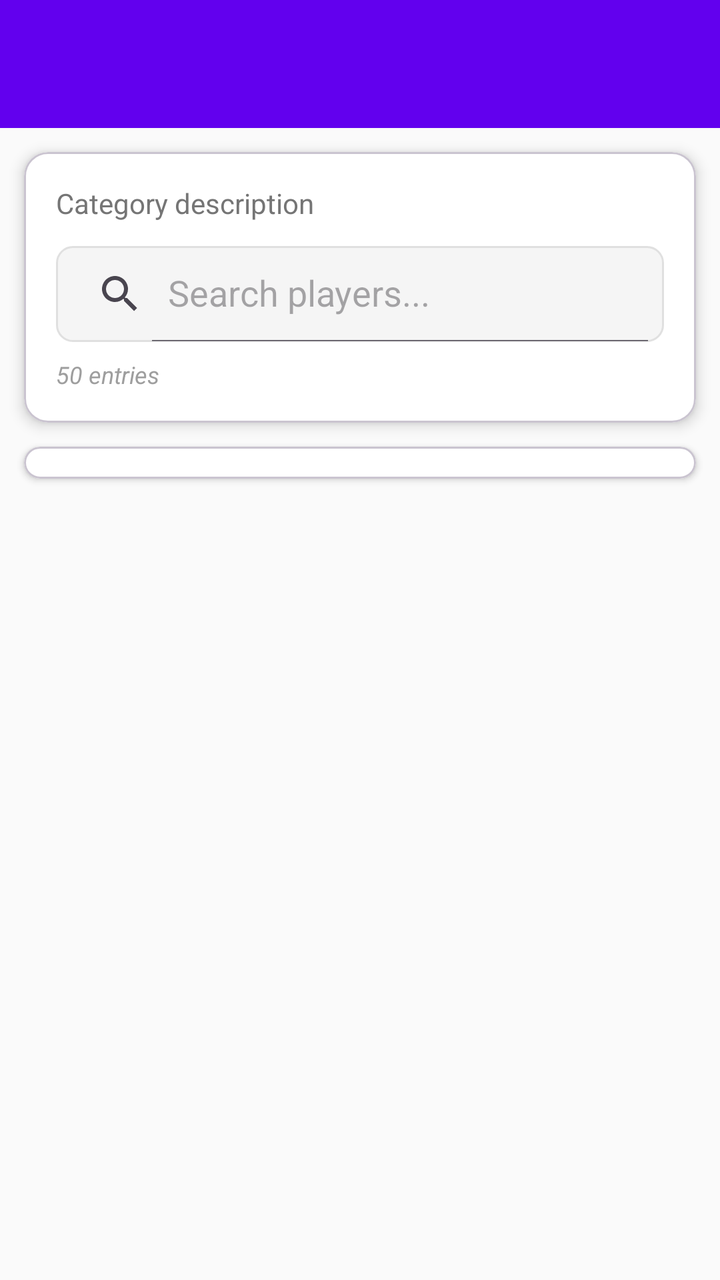
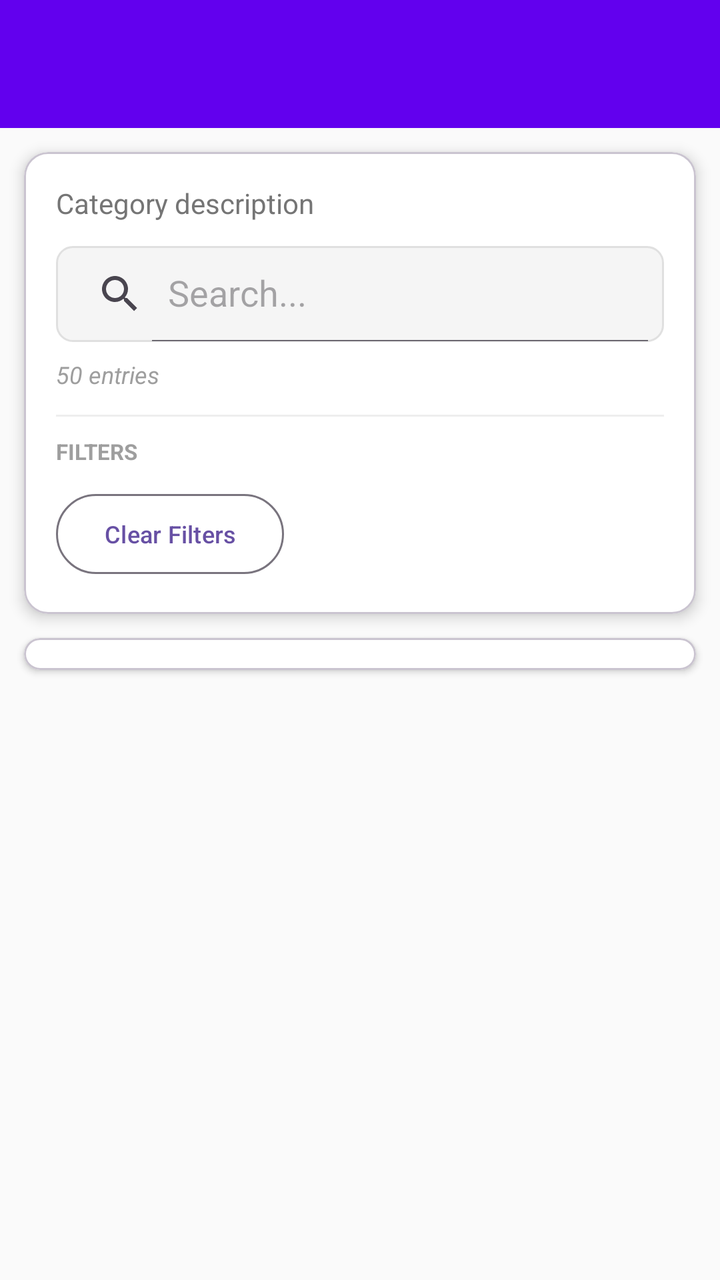

The first picture is an Android layout as it rendered before a commit; the second is the same layout after the commit. The layout source and the unified diff follow.
<!-- AndroidManifest.xml: application theme Theme.MyApplication -->
<!-- res/layout/activity_detailed_stats.xml -->
<?xml version="1.0" encoding="utf-8"?>
<androidx.coordinatorlayout.widget.CoordinatorLayout xmlns:android="http://schemas.android.com/apk/res/android"
    xmlns:app="http://schemas.android.com/apk/res-auto"
    android:layout_width="match_parent"
    android:layout_height="match_parent"
    android:background="@color/grey_50">

    <com.google.android.material.appbar.AppBarLayout
        android:layout_width="match_parent"
        android:layout_height="wrap_content"
        android:theme="@style/ThemeOverlay.AppCompat.Dark.ActionBar">

        <com.google.android.material.appbar.MaterialToolbar
            android:id="@+id/toolbar"
            android:layout_width="match_parent"
            android:layout_height="?attr/actionBarSize"
            android:background="@color/purple_500"
            app:titleTextColor="@color/white"
            app:navigationIcon="@drawable/ic_arrow_right"
            app:navigationIconTint="@color/white" />

    </com.google.android.material.appbar.AppBarLayout>

    <androidx.core.widget.NestedScrollView
        android:layout_width="match_parent"
        android:layout_height="match_parent"
        app:layout_behavior="@string/appbar_scrolling_view_behavior">

        <LinearLayout
            android:layout_width="match_parent"
            android:layout_height="wrap_content"
            android:orientation="vertical">

            
            <com.google.android.material.card.MaterialCardView
                android:layout_width="match_parent"
                android:layout_height="wrap_content"
                android:layout_margin="12dp"
                app:cardCornerRadius="12dp"
                app:cardElevation="4dp"
                app:cardBackgroundColor="@color/white">

                <LinearLayout
                    android:layout_width="match_parent"
                    android:layout_height="wrap_content"
                    android:orientation="vertical"
                    android:padding="16dp">

                    <TextView
                        android:id="@+id/tvDescription"
                        android:layout_width="match_parent"
                        android:layout_height="wrap_content"
                        android:text="Category description"
                        android:textSize="14sp"
                        android:textColor="@color/gray_600"
                        android:layout_marginBottom="12dp" />

                    
                    <androidx.appcompat.widget.SearchView
                        android:id="@+id/searchView"
                        android:layout_width="match_parent"
                        android:layout_height="wrap_content"
                        android:background="@drawable/bg_search_view"
                        app:iconifiedByDefault="false"
                        app:queryHint="Search players..."
                        android:layout_marginBottom="8dp" />

                    <TextView
                        android:id="@+id/tvTotalCount"
                        android:layout_width="match_parent"
                        android:layout_height="wrap_content"
                        android:text="50 entries"
                        android:textSize="12sp"
                        android:textColor="@color/gray_500"
                        android:textStyle="italic" />

                </LinearLayout>

            </com.google.android.material.card.MaterialCardView>

            
            <com.google.android.material.card.MaterialCardView
                android:layout_width="match_parent"
                android:layout_height="wrap_content"
                android:layout_marginHorizontal="12dp"
                android:layout_marginBottom="12dp"
                app:cardCornerRadius="12dp"
                app:cardElevation="2dp"
                app:cardBackgroundColor="@color/white">

                <androidx.recyclerview.widget.RecyclerView
                    android:id="@+id/recyclerView"
                    android:layout_width="match_parent"
                    android:layout_height="wrap_content"
                    android:padding="8dp"
                    android:clipToPadding="false" />

            </com.google.android.material.card.MaterialCardView>

            
            <LinearLayout
                android:id="@+id/emptyState"
                android:layout_width="match_parent"
                android:layout_height="wrap_content"
                android:orientation="vertical"
                android:gravity="center"
                android:padding="32dp"
                android:visibility="gone">

                <ImageView
                    android:layout_width="120dp"
                    android:layout_height="120dp"
                    app:tint="@color/gray_300"
                    android:layout_marginBottom="16dp" />

                <TextView
                    android:layout_width="wrap_content"
                    android:layout_height="wrap_content"
                    android:text="No results found"
                    android:textSize="18sp"
                    android:textStyle="bold"
                    android:textColor="@color/gray_600"
                    android:layout_marginBottom="8dp" />

                <TextView
                    android:layout_width="wrap_content"
                    android:layout_height="wrap_content"
                    android:text="Try searching with different keywords"
                    android:textSize="14sp"
                    android:textColor="@color/gray_500"
                    android:gravity="center" />

            </LinearLayout>

        </LinearLayout>

    </androidx.core.widget.NestedScrollView>

</androidx.coordinatorlayout.widget.CoordinatorLayout>
<!-- resources referenced by this layout -->
<resources>
  <color name="gray_300">#E0E0E0</color>
  <color name="gray_500">#9E9E9E</color>
  <color name="gray_600">#757575</color>
  <color name="grey_50">#FAFAFA</color>
  <color name="purple_500">#FF6200EE</color>
  <color name="white">#FFFFFFFF</color>
  <!-- drawable bg_search_view (drawable) -->
  <?xml version="1.0" encoding="utf-8"?>
  <shape xmlns:android="http://schemas.android.com/apk/res/android">
      <solid android:color="@color/grey_100" />
      <corners android:radius="8dp" />
      <stroke
          android:width="1dp"
          android:color="@color/grey_300" />
  </shape>
  <!-- drawable ic_arrow_right (drawable) -->
  <vector xmlns:android="http://schemas.android.com/apk/res/android"
      android:width="24dp"
      android:height="24dp"
      android:viewportWidth="24"
      android:viewportHeight="24">
      <path
          android:fillColor="@android:color/transparent"
          android:pathData="M12,4l-1.41,1.41L16.17,11H4v2h12.17l-5.58,5.59L12,20l8,-8z"/>
  </vector>
  <style name="Theme.MyApplication" parent="Base.Theme.MyApplication" />
  <color name="grey_100">#F5F5F5</color>
  <color name="grey_300">#E0E0E0</color>
  <style name="Base.Theme.MyApplication" parent="Theme.Material3.DayNight.NoActionBar">
          
          
      </style>
</resources>

<!-- the commit's change to res/layout/activity_detailed_stats.xml (unified diff, before → after) -->
@@ -62,7 +62,7 @@
                         android:layout_height="wrap_content"
                         android:background="@drawable/bg_search_view"
                         app:iconifiedByDefault="false"
-                        app:queryHint="Search players..."
+                        app:queryHint="Search..."
                         android:layout_marginBottom="8dp" />
 
                     <TextView
@@ -72,7 +72,145 @@
                         android:text="50 entries"
                         android:textSize="12sp"
                         android:textColor="@color/gray_500"
-                        android:textStyle="italic" />
+                        android:textStyle="italic"
+                        android:layout_marginBottom="12dp" />
+
+                    
+                    <View
+                        android:layout_width="match_parent"
+                        android:layout_height="1dp"
+                        android:background="@color/gray_200"
+                        android:layout_marginBottom="10dp" />
+
+                    
+                    <TextView
+                        android:layout_width="wrap_content"
+                        android:layout_height="wrap_content"
+                        android:text="FILTERS"
+                        android:textSize="11sp"
+                        android:textStyle="bold"
+                        android:textColor="@color/gray_500"
+                        android:layout_marginBottom="10dp" />
+
+                    
+                    <HorizontalScrollView
+                        android:id="@+id/scrollTeams"
+                        android:layout_width="match_parent"
+                        android:layout_height="wrap_content"
+                        android:scrollbars="none"
+                        android:visibility="gone"
+                        android:layout_marginBottom="8dp">
+
+                        <com.google.android.material.chip.ChipGroup
+                            android:id="@+id/chipGroupTeams"
+                            android:layout_width="wrap_content"
+                            android:layout_height="wrap_content"
+                            app:singleSelection="true"
+                            app:selectionRequired="true" />
+
+                    </HorizontalScrollView>
+
+                    
+                    <LinearLayout
+                        android:id="@+id/layoutWinsFilter"
+                        android:layout_width="match_parent"
+                        android:layout_height="wrap_content"
+                        android:orientation="horizontal"
+                        android:visibility="gone"
+                        android:layout_marginBottom="8dp">
+
+                        <com.google.android.material.textfield.TextInputLayout
+                            android:layout_width="180dp"
+                            android:layout_height="wrap_content"
+                            style="@style/Widget.MaterialComponents.TextInputLayout.OutlinedBox.Dense">
+
+                            <com.google.android.material.textfield.TextInputEditText
+                                android:id="@+id/etMinWins"
+                                android:layout_width="match_parent"
+                                android:layout_height="wrap_content"
+                                android:hint="Min Wins"
+                                android:inputType="number" />
+
+                        </com.google.android.material.textfield.TextInputLayout>
+
+                    </LinearLayout>
+
+                    
+                    <LinearLayout
+                        android:id="@+id/layoutNumericFilter"
+                        android:layout_width="match_parent"
+                        android:layout_height="wrap_content"
+                        android:orientation="horizontal"
+                        android:visibility="gone"
+                        android:layout_marginBottom="8dp">
+
+                        <com.google.android.material.textfield.TextInputLayout
+                            android:layout_width="0dp"
+                            android:layout_height="wrap_content"
+                            android:layout_weight="1"
+                            style="@style/Widget.MaterialComponents.TextInputLayout.OutlinedBox.Dense"
+                            android:layout_marginEnd="6dp">
+
+                            <com.google.android.material.textfield.TextInputEditText
+                                android:id="@+id/etMinValue"
+                                android:layout_width="match_parent"
+                                android:layout_height="wrap_content"
+                                android:hint="Greater than"
+                                android:inputType="numberDecimal" />
+
+                        </com.google.android.material.textfield.TextInputLayout>
+
+                        <com.google.android.material.textfield.TextInputLayout
+                            android:layout_width="0dp"
+                            android:layout_height="wrap_content"
+                            android:layout_weight="1"
+                            style="@style/Widget.MaterialComponents.TextInputLayout.OutlinedBox.Dense"
+                            android:layout_marginStart="6dp">
+
+                            <com.google.android.material.textfield.TextInputEditText
+                                android:id="@+id/etMaxValue"
+                                android:layout_width="match_parent"
+                                android:layout_height="wrap_content"
+                                android:hint="Less than"
+                                android:inputType="numberDecimal" />
+
+                        </com.google.android.material.textfield.TextInputLayout>
+
+                    </LinearLayout>
+
+                    
+                    <LinearLayout
+                        android:id="@+id/layoutWicketsFilter"
+                        android:layout_width="match_parent"
+                        android:layout_height="wrap_content"
+                        android:orientation="horizontal"
+                        android:visibility="gone"
+                        android:layout_marginBottom="8dp">
+
+                        <com.google.android.material.textfield.TextInputLayout
+                            android:layout_width="180dp"
+                            android:layout_height="wrap_content"
+                            style="@style/Widget.MaterialComponents.TextInputLayout.OutlinedBox.Dense">
+
+                            <com.google.android.material.textfield.TextInputEditText
+                                android:id="@+id/etMinWickets"
+                                android:layout_width="match_parent"
+                                android:layout_height="wrap_content"
+                                android:hint="Min Wickets"
+                                android:inputType="number" />
+
+                        </com.google.android.material.textfield.TextInputLayout>
+
+                    </LinearLayout>
+
+                    
+                    <com.google.android.material.button.MaterialButton
+                        android:id="@+id/btnClearFilter"
+                        style="@style/Widget.Material3.Button.OutlinedButton"
+                        android:layout_width="wrap_content"
+                        android:layout_height="wrap_content"
+                        android:text="Clear Filters"
+                        android:textSize="12sp" />
 
                 </LinearLayout>
 
@@ -125,7 +263,7 @@
                 <TextView
                     android:layout_width="wrap_content"
                     android:layout_height="wrap_content"
-                    android:text="Try searching with different keywords"
+                    android:text="Try adjusting your search or filters"
                     android:textSize="14sp"
                     android:textColor="@color/gray_500"
                     android:gravity="center" />
<!-- resource entries referenced after the edit -->
@@ -1,5 +1,6 @@
 <!-- resources referenced by this layout -->
 <resources>
+  <color name="gray_200">#EEEEEE</color>
   <color name="gray_300">#E0E0E0</color>
   <color name="gray_500">#9E9E9E</color>
   <color name="gray_600">#757575</color>
